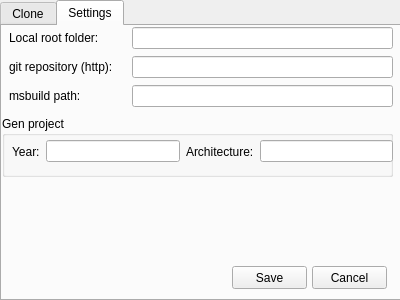
Before: the Qt Designer form src/ui/CloneBotWindow.ui in Jakubhl/Clone_bot, drawn with Qt 5.
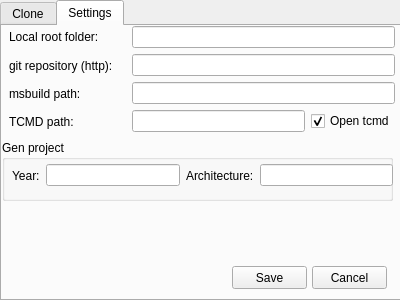
After: the same form once the commit is applied. The open tabs and pages were chosen to show the change.

Commit message: more action options, failed clone catchup, save last user ui selections, tcmd tab auto. opens, text in issue number, old bat files cleanup

Patch:
```diff
--- a/src/ui/CloneBotWindow.ui
+++ b/src/ui/CloneBotWindow.ui
@@ -195,8 +195,8 @@
       <rect>
        <x>130</x>
        <y>0</y>
-       <width>261</width>
-       <height>83</height>
+       <width>263</width>
+       <height>108</height>
       </rect>
      </property>
      <layout class="QVBoxLayout" name="verticalLayout">
@@ -207,7 +207,35 @@
        <widget class="QLineEdit" name="LE_gitRepoPath"/>
       </item>
       <item>
-       <widget class="QLineEdit" name="LE_msbuildPath"/>
+       <widget class="QLineEdit" name="LE_msbuildPath">
+        <property name="toolTip">
+         <string notr="true">c:Program Files (x86)Microsoft Visual Studio2019ProfessionalMSBuildCurrentBinMSBuild.exe</string>
+        </property>
+       </widget>
+      </item>
+      <item>
+       <layout class="QHBoxLayout" name="horizontalLayout_6">
+        <item>
+         <widget class="QLineEdit" name="LE_tcmdPath">
+          <property name="toolTip">
+           <string notr="true">C:Program FilestotalcmdTOTALCMD64.EXE</string>
+          </property>
+         </widget>
+        </item>
+        <item>
+         <widget class="QCheckBox" name="CHB_openTcmd">
+          <property name="toolTip">
+           <string>Opens tcmd tab of the path created at the end</string>
+          </property>
+          <property name="text">
+           <string>Open tcmd</string>
+          </property>
+          <property name="checked">
+           <bool>true</bool>
+          </property>
+         </widget>
+        </item>
+       </layout>
       </item>
      </layout>
     </widget>
@@ -217,7 +245,7 @@
        <x>7</x>
        <y>0</y>
        <width>121</width>
-       <height>81</height>
+       <height>107</height>
       </rect>
      </property>
      <layout class="QVBoxLayout" name="verticalLayout_2">
@@ -242,6 +270,13 @@
         </property>
        </widget>
       </item>
+      <item>
+       <widget class="QLabel" name="label_6">
+        <property name="text">
+         <string>TCMD path:</string>
+        </property>
+       </widget>
+      </item>
      </layout>
     </widget>
     <widget class="QPushButton" name="btnSave">
@@ -274,7 +309,7 @@
      <property name="geometry">
       <rect>
        <x>0</x>
-       <y>90</y>
+       <y>114</y>
        <width>391</width>
        <height>61</height>
       </rect>
```
Left out of the diff: 21 changed lines with no effect on the pictures. The commit also changes 4 other files.
